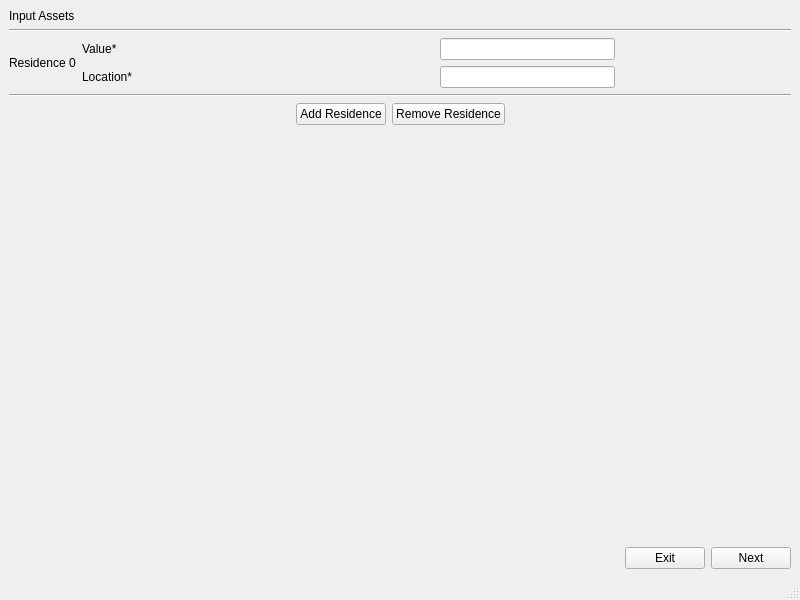
Old version of the form Application/Application/predictionInputAssets.ui in the repository abutlerboudakian/future_wallet.
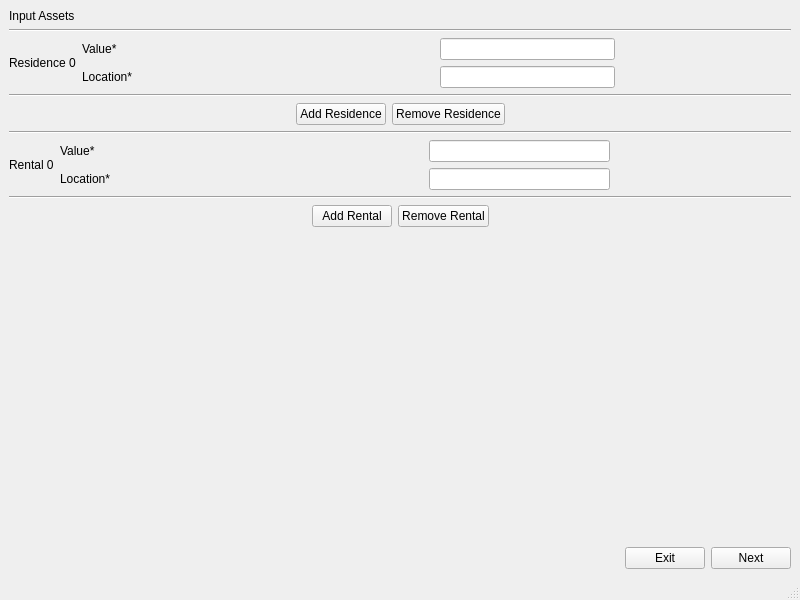
New version of the form.

Commit message: Created ui forms and Input Wages cpp file

```diff
--- a/Application/Application/predictionInputAssets.ui
+++ b/Application/Application/predictionInputAssets.ui
@@ -223,10 +223,180 @@
         </item>
        </layout>
       </item>
+      <item>
+       <widget class="Line" name="line_3">
+        <property name="orientation">
+         <enum>Qt::Horizontal</enum>
+        </property>
+       </widget>
+      </item>
       <item>
        <layout class="QHBoxLayout" name="horizontalLayout_8">
         <item>
-         <layout class="QVBoxLayout" name="verticalLayout_4"/>
+         <widget class="QLabel" name="label_6">
+          <property name="text">
+           <string>Rental 0</string>
+          </property>
+         </widget>
+        </item>
+        <item>
+         <layout class="QVBoxLayout" name="verticalLayout_4">
+          <item>
+           <layout class="QHBoxLayout" name="horizontalLayout_5">
+            <item>
+             <widget class="QLabel" name="label_5">
+              <property name="sizePolicy">
+               <sizepolicy hsizetype="MinimumExpanding" vsizetype="Preferred">
+                <horstretch>0</horstretch>
+                <verstretch>0</verstretch>
+               </sizepolicy>
+              </property>
+              <property name="minimumSize">
+               <size>
+                <width>84</width>
+                <height>0</height>
+               </size>
+              </property>
+              <property name="text">
+               <string>Value*</string>
+              </property>
+             </widget>
+            </item>
+            <item>
+             <spacer name="horizontalSpacer_6">
+              <property name="orientation">
+               <enum>Qt::Horizontal</enum>
+              </property>
+              <property name="sizeHint" stdset="0">
+               <size>
+                <width>40</width>
+                <height>20</height>
+               </size>
+              </property>
+             </spacer>
+            </item>
+            <item>
+             <widget class="QLineEdit" name="lineEdit_3"/>
+            </item>
+            <item>
+             <spacer name="horizontalSpacer_7">
+              <property name="orientation">
+               <enum>Qt::Horizontal</enum>
+              </property>
+              <property name="sizeHint" stdset="0">
+               <size>
+                <width>40</width>
+                <height>20</height>
+               </size>
+              </property>
+             </spacer>
+            </item>
+           </layout>
+          </item>
+          <item>
+           <layout class="QHBoxLayout" name="horizontalLayout_9">
+            <item>
+             <widget class="QLabel" name="label_7">
+              <property name="sizePolicy">
+               <sizepolicy hsizetype="MinimumExpanding" vsizetype="Preferred">
+                <horstretch>0</horstretch>
+                <verstretch>0</verstretch>
+               </sizepolicy>
+              </property>
+              <property name="minimumSize">
+               <size>
+                <width>84</width>
+                <height>0</height>
+               </size>
+              </property>
+              <property name="text">
+               <string>Location*</string>
+              </property>
+             </widget>
+            </item>
+            <item>
+             <spacer name="horizontalSpacer_8">
+              <property name="orientation">
+               <enum>Qt::Horizontal</enum>
+              </property>
+              <property name="sizeHint" stdset="0">
+               <size>
+                <width>40</width>
+                <height>20</height>
+               </size>
+              </property>
+             </spacer>
+            </item>
+            <item>
+             <widget class="QLineEdit" name="lineEdit_4"/>
+            </item>
+            <item>
+             <spacer name="horizontalSpacer_9">
+              <property name="orientation">
+               <enum>Qt::Horizontal</enum>
+              </property>
+              <property name="sizeHint" stdset="0">
+               <size>
+                <width>40</width>
+                <height>20</height>
+               </size>
+              </property>
+             </spacer>
+            </item>
+           </layout>
+          </item>
+         </layout>
+        </item>
+       </layout>
+      </item>
+      <item>
+       <widget class="Line" name="line_4">
+        <property name="orientation">
+         <enum>Qt::Horizontal</enum>
+        </property>
+       </widget>
+      </item>
+      <item>
+       <layout class="QHBoxLayout" name="horizontalLayout_10">
+        <item>
+         <spacer name="horizontalSpacer_12">
+          <property name="orientation">
+           <enum>Qt::Horizontal</enum>
+          </property>
+          <property name="sizeHint" stdset="0">
+           <size>
+            <width>40</width>
+            <height>20</height>
+           </size>
+          </property>
+         </spacer>
+        </item>
+        <item>
+         <widget class="QPushButton" name="pushButton_6">
+          <property name="text">
+           <string>Add Rental</string>
+          </property>
+         </widget>
+        </item>
+        <item>
+         <widget class="QPushButton" name="pushButton_5">
+          <property name="text">
+           <string>Remove Rental</string>
+          </property>
+         </widget>
+        </item>
+        <item>
+         <spacer name="horizontalSpacer_13">
+          <property name="orientation">
+           <enum>Qt::Horizontal</enum>
+          </property>
+          <property name="sizeHint" stdset="0">
+           <size>
+            <width>40</width>
+            <height>20</height>
+           </size>
+          </property>
+         </spacer>
         </item>
        </layout>
       </item>
```
The commit also changes 5 other files.
